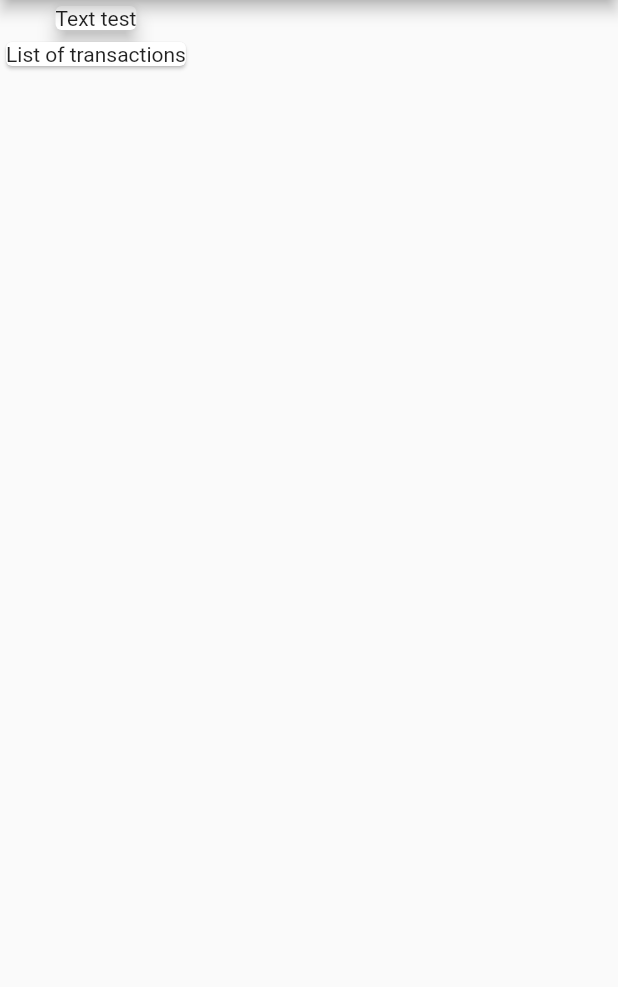
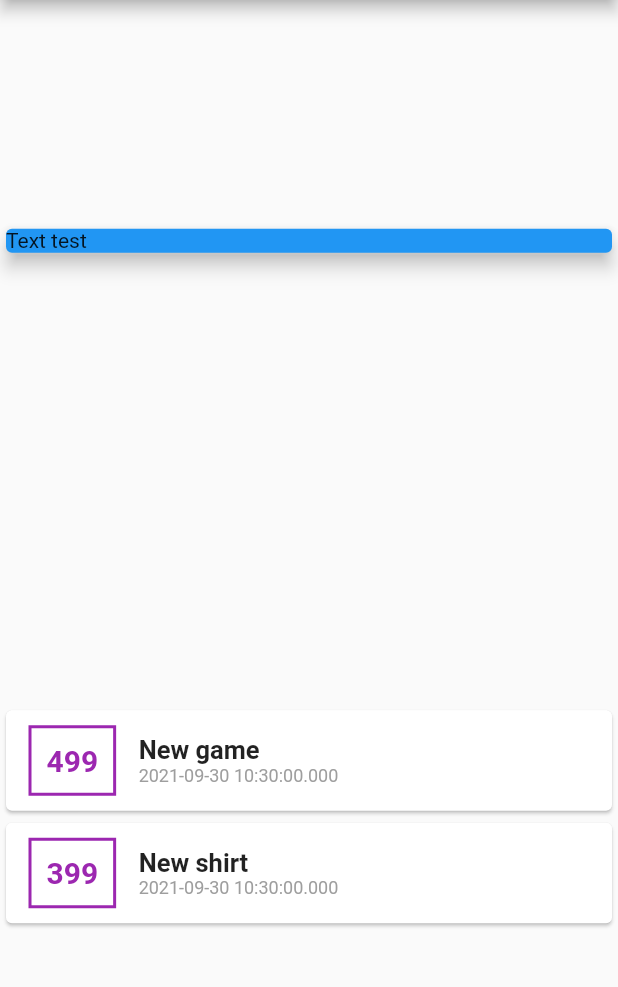
Before and after one commit to Hytro/CashFlow, a Flutter app: the screen it shows after launch, on a phone screen of 412 x 824 dp, the part 84-1071 px from its top. Run offline on Flutter 3.47's test engine with Material 2 defaults, Android fonts, the phone set to English and light mode, and no system bars.

Commit message:
Created Transaction object and some basic styling for placeholder transaction card

```diff
--- a/lib/main.dart
+++ b/lib/main.dart
@@ -1,4 +1,6 @@
 import 'package:flutter/material.dart';
+
+import './transaction.dart';
 
 void main() => runApp(MyApp());
 
@@ -13,6 +15,21 @@ class MyApp extends StatelessWidget {
 }
 
 class MyHomePage extends StatelessWidget {
+  final List<Transaction> transactions = [
+    Transaction(
+      id: '1',
+      titel: "New game",
+      amount: 499,
+      date: DateTime.now(),
+    ),
+    Transaction(
+      id: '2',
+      titel: "New shirt",
+      amount: 399,
+      date: DateTime.now(),
+    ),
+  ];
+
   @override
   Widget build(BuildContext context) {
     return Scaffold(
@@ -20,13 +37,63 @@ class MyHomePage extends StatelessWidget {
           title: Text('Cash Flow'),
         ),
         body: Column(
+          mainAxisAlignment: MainAxisAlignment.spaceAround,
+          crossAxisAlignment: CrossAxisAlignment.stretch,
           children: <Widget>[
-            Card(
-              child: Container(child: Text('Text test')),
-              elevation: 5,
+            Container(
+              width: double.infinity,
+              child: Card(
+                color: Colors.blue,
+                child: Text('Text test'),
+                elevation: 5,
+              ),
             ),
-            Card(
-              child: Text('List of transactions'),
+            Column(
+              children: transactions.map((tx) {
+                return Card(
+                  child: Row(
+                    children: <Widget>[
+                      Container(
+                        margin:
+                            EdgeInsets.symmetric(vertical: 10, horizontal: 15),
+                        decoration: BoxDecoration(
+                            border: Border.all(
+                          color: Colors.purple,
+                          width: 2,
+                        )),
+                        padding: EdgeInsets.all(10),
+                        child: Text(
+                          tx.amount.toString(),
+                          style: TextStyle(
+                            fontWeight: FontWeight.bold,
+                            fontSize: 20,
+                            color: Colors.purple,
+                          ),
+                        ),
+                      ),
+                      Column(
+                        crossAxisAlignment: CrossAxisAlignment.start,
+                        children: <Widget>[
+                          Text(
+                            tx.titel,
+                            style: TextStyle(
+                              fontWeight: FontWeight.bold,
+                              fontSize: 17,
+                            ),
+                          ),
+                          Text(
+                            tx.date.toString(),
+                            style: TextStyle(
+                              fontSize: 12,
+                              color: Colors.grey,
+                            ),
+                          )
+                        ],
+                      )
+                    ],
+                  ),
+                );
+              }).toList(),
             ),
           ],
         ));
--- /dev/null
+++ b/lib/transaction.dart
@@ -0,0 +1,15 @@
+import 'package:flutter/foundation.dart';
+
+class Transaction {
+  final String id;
+  final String titel;
+  final int amount;
+  final DateTime date;
+
+  Transaction({
+    @required this.id,
+    @required this.titel,
+    @required this.amount,
+    @required this.date,
+  });
+}
--- a/pubspec.yaml
+++ b/pubspec.yaml
@@ -1,4 +1,4 @@
-name: cash_flow
+name: flutter_complete_guide
 description: A new Flutter project.
 
 # The following line prevents the package from being accidentally published to
@@ -18,7 +18,7 @@ publish_to: 'none' # Remove this line if you wish to publish to pub.dev
 version: 1.0.0+1
 
 environment:
-  sdk: ">=2.7.0 <3.0.0"
+  sdk: ">=2.11.0 <3.0.0"
 
 dependencies:
   flutter:
```
